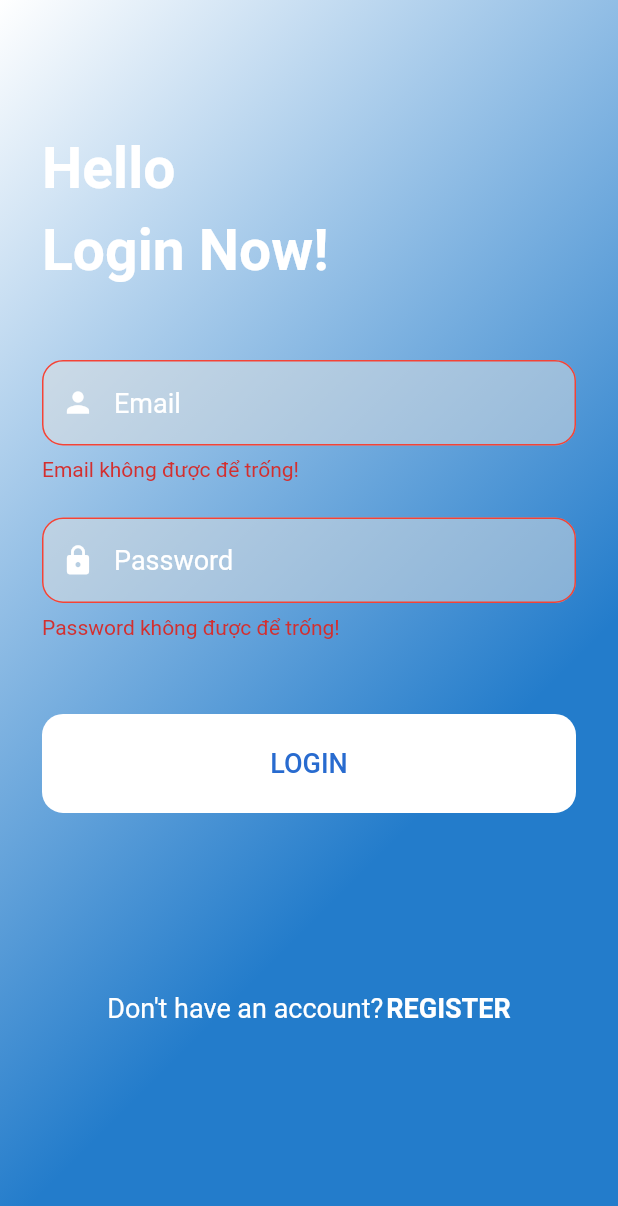
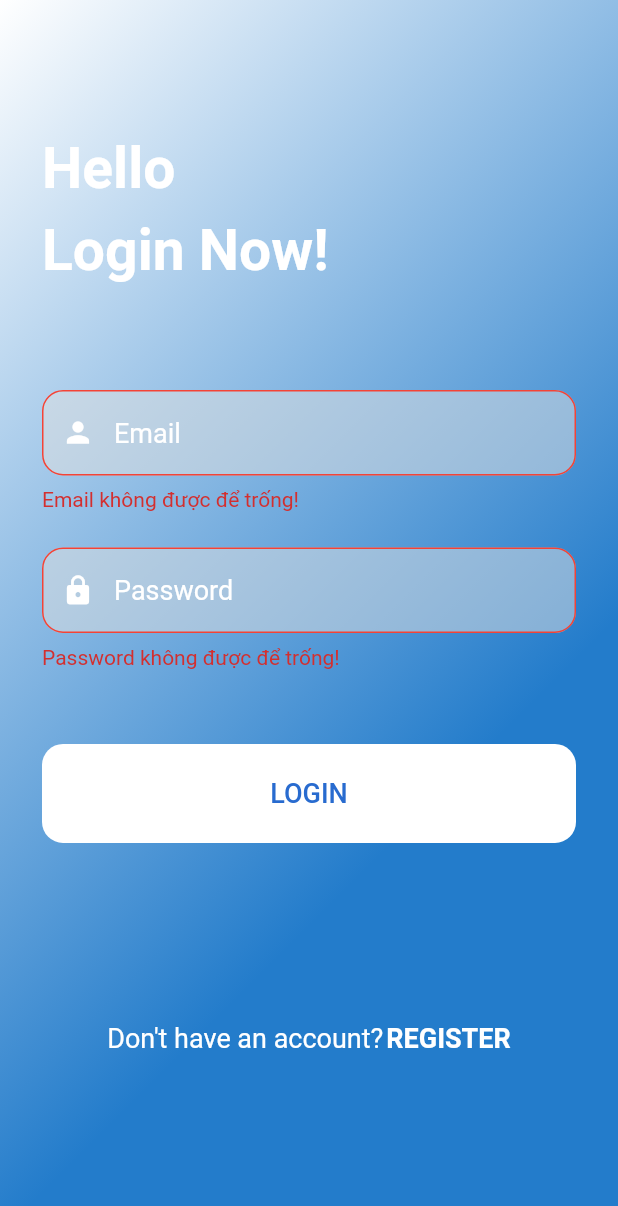
Before and after one commit to phongace/Objective-App, a Flutter app: the LoginScreen screen opened by its route, after a tap on "LOGIN", on a phone screen of 412 x 824 dp. Shown: the top 1206 px of the screen. Run offline on Flutter 3.47's test engine with Material 2 defaults, Android fonts, the phone set to English and light mode, and no system bars; our stand-ins replace dio, flutter_phoenix, flutter_svg, fluttertoast, font_awesome_flutter, shared_preferences; accounts and stored records are empty; generated files the repository leaves out were written again; network calls fail.

```diff
--- a/lib/main.dart
+++ b/lib/main.dart
@@ -1,6 +1,7 @@
 import 'package:flutter/material.dart';
 import 'package:flutter_phoenix/flutter_phoenix.dart';
 import 'package:objective/providers/token-provider.dart';
+import 'package:objective/providers/user-provider.dart';
 import 'package:objective/router/router.dart';
 import 'package:objective/screens/splash/splash-creen.dart';
 import 'package:provider/provider.dart';
@@ -9,7 +10,10 @@ void main() {
   runApp(
     Phoenix(
       child: MultiProvider(
-        providers: [ChangeNotifierProvider(create: (context) => TokenProvider())],
+        providers: [
+          ChangeNotifierProvider(create: (context) => TokenProvider()),
+          ChangeNotifierProvider(create: (context) => UserProvider()),
+        ],
         child: MyApp(),
       ),
     ),
--- a/lib/models/user/user.dart
+++ b/lib/models/user/user.dart
@@ -5,9 +5,14 @@ class User {
 
   String birthday;
 
-  String gender;
+  bool gender;
 
-  User({this.birthday, this.gender, this.name, this.isNewUser});
+  User({
+    this.name,
+    this.gender,
+    this.birthday,
+    this.isNewUser,
+  });
 
   factory User.fromJson(Map<String, dynamic> json) {
     return User(
@@ -17,4 +22,9 @@ class User {
       gender: json['gender'],
     );
   }
+
+  @override
+  String toString() {
+    return 'name: $name, isNewUser: $isNewUser, gender: $gender';
+  }
 }
--- /dev/null
+++ b/lib/providers/user-provider.dart
@@ -0,0 +1,13 @@
+import 'package:flutter/cupertino.dart';
+import 'package:objective/models/user/user.dart';
+import 'package:objective/services/user-service.dart';
+
+class UserProvider extends ChangeNotifier {
+  User user;
+
+  Future<User> getUser() async {
+    user = await UserService.getUser();
+    notifyListeners();
+    return user;
+  }
+}
--- a/lib/router/router.dart
+++ b/lib/router/router.dart
@@ -3,6 +3,7 @@ import 'package:objective/router/routing-name.dart';
 import 'package:objective/screens/layout/main.dart';
 import 'package:objective/screens/login/login-screen.dart';
 import 'package:objective/screens/register/register-screen.dart';
+import 'package:objective/screens/settingNewUser/set-name-screen.dart';
 import 'package:objective/screens/splash/splash-creen.dart';
 
 abstract class RoutesConstant {
@@ -11,5 +12,6 @@ abstract class RoutesConstant {
     RoutingNameConstant.splashScreen: (BuildContext context) => new SplashScreen(),
     RoutingNameConstant.loginScreen: (BuildContext context) => new LoginScreen(),
     RoutingNameConstant.registerScreen: (BuildContext context) => new RegisterScreen(),
+    RoutingNameConstant.settingNameScreen: (BuildContext context) => new SetNameScreen(),
   };
 }
--- a/lib/router/routing-name.dart
+++ b/lib/router/routing-name.dart
@@ -4,4 +4,5 @@ abstract class RoutingNameConstant {
   static const String loginScreen = '/login';
 
   static const String registerScreen = '/register';
+  static const String settingNameScreen = '/settingName';
 }
--- a/lib/screens/login/login-screen.dart
+++ b/lib/screens/login/login-screen.dart
@@ -3,6 +3,7 @@ import 'dart:convert';
 import 'package:flutter/material.dart';
 import 'package:objective/config/constant.dart';
 import 'package:objective/providers/token-provider.dart';
+import 'package:objective/providers/user-provider.dart';
 import 'package:objective/router/routing-name.dart';
 import 'package:objective/services/auth-service.dart';
 import 'package:objective/styles/component.dart';
@@ -21,7 +22,7 @@ class LoginScreen extends StatefulWidget {
 class _LoginScreenState extends State<LoginScreen> {
   var _emailCtlr = TextEditingController();
   var _passwordCtlr = TextEditingController();
-  final GlobalKey<FormState> _formKey = new GlobalKey<FormState>();
+  final GlobalKey<FormState> formKey = new GlobalKey<FormState>();
 
   @override
   Widget build(BuildContext context) {
@@ -53,7 +54,7 @@ class _LoginScreenState extends State<LoginScreen> {
                       fontWeight: FontWeight.bold,
                     ),
                   ),
-                  const SizedBox(height: 50),
+                  const SizedBox(height: 70),
                   _buildBody(),
                   const SizedBox(height: 120),
                   Row(
@@ -90,14 +91,13 @@ class _LoginScreenState extends State<LoginScreen> {
 
   Widget _buildBody() {
     return Form(
-      key: _formKey,
+      key: formKey,
       child: Column(
         children: [
           BaseTextInput(
             hint: 'Email',
             textCtrl: _emailCtlr,
             icon: Icons.person,
-            textInputAction: TextInputAction.next,
             keyboardType: TextInputType.emailAddress,
             validator: (val) => val.isEmpty ? "Email không được để trống!" : null,
           ),
@@ -126,7 +126,7 @@ class _LoginScreenState extends State<LoginScreen> {
   }
 
   Future<bool> _handleLogin() async {
-    if (!_formKey.currentState.validate()) {
+    if (!formKey.currentState.validate()) {
       return false;
     }
     Map map = new Map();
@@ -139,6 +139,7 @@ class _LoginScreenState extends State<LoginScreen> {
       return false;
     }
     Provider.of<TokenProvider>(context, listen: false).setTokenObj(jsonEncode(response.data));
+    Provider.of<UserProvider>(context, listen: false).getUser();
     return true;
   }
 }
--- a/lib/screens/register/register-screen.dart
+++ b/lib/screens/register/register-screen.dart
@@ -96,7 +96,6 @@ class _RegisterScreenState extends State<RegisterScreen> {
             hint: 'Tên người dùng',
             textCtrl: _usernameCtlr,
             icon: Icons.person,
-            textInputAction: TextInputAction.next,
             validator: (val) => val.isEmpty ? "Tên người dùng không được để trống!" : null,
           ),
           const SizedBox(height: 20),
@@ -104,7 +103,6 @@ class _RegisterScreenState extends State<RegisterScreen> {
             hint: 'Email',
             textCtrl: _emailCtlr,
             icon: Icons.email,
-            textInputAction: TextInputAction.next,
             keyboardType: TextInputType.emailAddress,
             validator: (val) => val.isEmpty ? "Email không được để trống!" : null,
           ),
@@ -113,7 +111,6 @@ class _RegisterScreenState extends State<RegisterScreen> {
             hint: 'Mật khẩu',
             textCtrl: _passwordCtlr,
             icon: Icons.lock,
-            textInputAction: TextInputAction.next,
             obscureText: true,
             validator: (val) => val.isEmpty ? "Mật khẩu không được để trống!" : null,
           ),
--- a/lib/screens/settingNewUser/set-name-screen.dart
+++ b/lib/screens/settingNewUser/set-name-screen.dart
@@ -20,7 +20,6 @@ class _SetNameScreenState extends State<SetNameScreen> {
             hint: 'Tên người dùng',
             textCtrl: _usernameCtlr,
             icon: Icons.person,
-            textInputAction: TextInputAction.next,
             validator: (val) => val.isEmpty ? "Tên người dùng không được để trống!" : null,
           ),
         ],
--- a/lib/widgets/base-input.dart
+++ b/lib/widgets/base-input.dart
@@ -4,30 +4,27 @@ import 'package:objective/styles/component.dart';
 
 class BaseTextInput extends StatelessWidget {
   final TextEditingController textCtrl;
-  final Function(String) onChangeText;
+  final Function onChanged;
   final String hint;
   final FormFieldValidator<String> validator;
   final TextInputType keyboardType;
-  final TextInputAction textInputAction;
   final bool obscureText;
   final IconData icon;
 
   const BaseTextInput({
     Key key,
     this.textCtrl,
-    this.onChangeText,
+    this.onChanged,
     this.hint,
     this.validator,
     this.keyboardType,
-    this.textInputAction,
     this.obscureText = false,
     this.icon,
   }) : super(key: key);
 
   @override
   Widget build(BuildContext context) {
-    return Container(
-      child: TextFormField(
+    return TextFormField(
       controller: textCtrl,
       style: TextStyle(
         fontSize: 15,
@@ -62,12 +59,12 @@ class BaseTextInput extends StatelessWidget {
           borderRadius: BorderRadius.all(Radius.circular(Constant.borderRadius)),
         ),
       ),
-        textInputAction: textInputAction,
       keyboardType: keyboardType,
       obscureText: obscureText,
       validator: validator,
-        onChanged: (value) => onChangeText(value),
-      ),
+      onChanged: (value) {
+        this.onChanged(value);
+      },
     );
   }
 }
```
Also changed, not shown: lib/screens/dashboard/dashboard.dart (+9 -3 lines), lib/screens/splash/splash-creen.dart (+11 -2 lines). Lines whose indentation alone changed are shown as unchanged.
